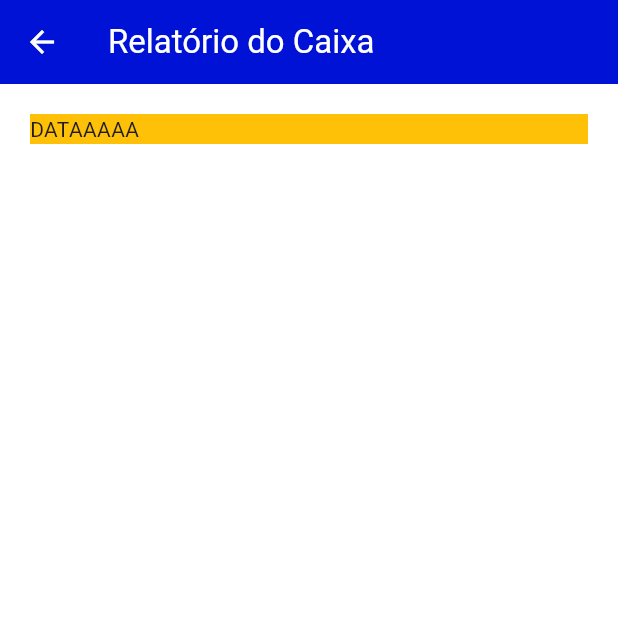
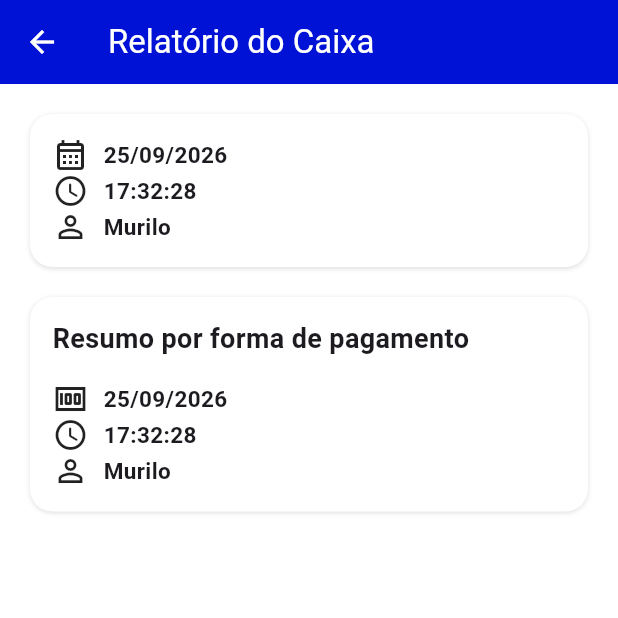
Before and after one commit to murilobsp/FechamentoDeCaixaMobile, a Flutter app: the RelatorioCaixaScreen screen opened by its route, on a phone screen of 412 x 824 dp, the top half of it. Run offline on Flutter 3.47's test engine with Material 3 defaults, Android fonts, the phone set to English and light mode, and no system bars; our stand-ins replace cloud_firestore, firebase_core; accounts and stored records are empty; generated files the repository leaves out were written again.

Commit message:
Atualização relatorio screen

```diff
--- a/lib/features/novo_fechamento/view/novo_fechamento_screen.dart
+++ b/lib/features/novo_fechamento/view/novo_fechamento_screen.dart
@@ -64,7 +64,7 @@ class _NovoFechamentoScreenState extends State<NovoFechamentoScreen> {
                   boxShadow: [
                     BoxShadow(
                       color: Colors.black12,
-                      blurRadius: 10,
+                      blurRadius: 2,
                       offset: Offset(0, 1),
                     ),
                   ],
--- a/lib/features/relatorio_de_caixa/view/relatorio_caixa_screen.dart
+++ b/lib/features/relatorio_de_caixa/view/relatorio_caixa_screen.dart
@@ -23,14 +23,123 @@ class RelatorioCaixaScreen extends StatelessWidget {
 
 
         child: Column(
+
           children: [
             Container(
+
               width: double.infinity,
               decoration: BoxDecoration(
-                color: Colors.amber,
+                color: Colors.white,
+                boxShadow: [
+                    BoxShadow(
+                      color: Colors.black12,
+                      blurRadius: 2,
+                      offset: Offset(0, 1),
+                    ),
+                  ],
+                borderRadius: BorderRadius.circular(15),
               ),
-              child: Text("DATAAAAA"),
-            )
+              child: Padding(
+                padding: EdgeInsetsGeometry.all(15),
+                child: Column(
+                  crossAxisAlignment: CrossAxisAlignment.start,
+
+
+
+                  children: [
+                    Row(
+                      children: [
+                        Icon(Icons.calendar_month_outlined),
+                        SizedBox(width: 10,),
+                        Text("25/09/2026",style: TextStyle(fontWeight: FontWeight.w600, fontSize: 15),),
+                      ],
+                    ),
+
+                    Row(
+                      children: [
+                        Icon(Icons.access_time_rounded),
+                        SizedBox(width: 10,),
+                        Text("17:32:28", style: TextStyle(fontWeight: FontWeight.w600, fontSize: 15),),
+                      ],
+                    ),
+
+
+                    Row(
+                      children: [
+                        Icon(Icons.person_outline),
+                        SizedBox(width: 10,),
+                        Text("Murilo", style: TextStyle(fontWeight: FontWeight.w600, fontSize: 15),),
+                      ],
+                    ),
+
+                  ],
+                ),
+              ),
+            ),
+
+            //AFASTA OS DOIS CONTAINERS
+            SizedBox(height: 20,),
+
+
+
+            Container(
+
+              width: double.infinity,
+              decoration: BoxDecoration(
+                color: Colors.white,
+                boxShadow: [
+                    BoxShadow(
+                      color: Colors.black12,
+                      blurRadius: 2,
+                      offset: Offset(0, 1),
+                    ),
+                  ],
+                borderRadius: BorderRadius.circular(15),
+              ),
+              child: Padding(
+                padding: EdgeInsetsGeometry.all(15),
+                child: Column(
+                  crossAxisAlignment: CrossAxisAlignment.start,
+
+
+
+                  children: [
+                    Text("Resumo por forma de pagamento", style: TextStyle(fontSize: 18, fontWeight: FontWeight.w600),),
+
+                    SizedBox(height: 15,),
+
+                    Row(
+                      children: [
+
+                        Icon(Icons.money),
+                        SizedBox(width: 10,),
+                        Text("25/09/2026",style: TextStyle(fontWeight: FontWeight.w600, fontSize: 15),),
+                      ],
+                    ),
+
+                    Row(
+                      children: [
+
+                        Icon(Icons.access_time_rounded),
+                        SizedBox(width: 10,),
+                        Text("17:32:28", style: TextStyle(fontWeight: FontWeight.w600, fontSize: 15),),
+                      ],
+                    ),
+
+
+                    Row(
+                      children: [
+
+                        Icon(Icons.person_outline),
+                        SizedBox(width: 10,),
+                        Text("Murilo", style: TextStyle(fontWeight: FontWeight.w600, fontSize: 15),),
+                      ],
+                    ),
+
+                  ],
+                ),
+              ),
+            ),
           ],
 
 
```
Also changed, not shown: firebase.json (deleted), 1 other file.
